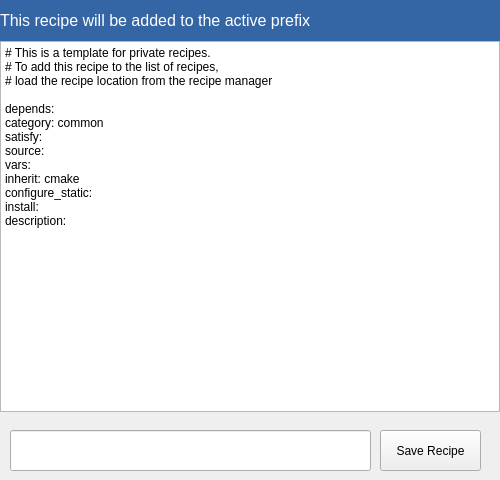
NinjaComics/pybombs-qtgui, file pybombsgui/designer/new_recipe.ui: the form before one commit.
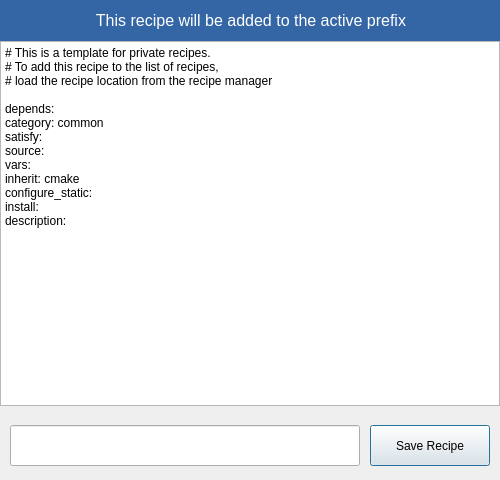
The form after the commit. Icons and pictures are not drawn.

The edit to the form file:
```diff
--- a/pybombsgui/designer/new_recipe.ui
+++ b/pybombsgui/designer/new_recipe.ui
@@ -19,7 +19,7 @@
      <x>0</x>
      <y>41</y>
      <width>500</width>
-     <height>371</height>
+     <height>365</height>
     </rect>
    </property>
    <property name="plainText">
@@ -78,13 +78,16 @@
    <property name="text">
     <string>This recipe will be added to the active prefix</string>
    </property>
+   <property name="alignment">
+    <set>Qt::AlignCenter</set>
+   </property>
   </widget>
   <widget class="QLineEdit" name="lineEdit">
    <property name="geometry">
     <rect>
      <x>10</x>
-     <y>430</y>
-     <width>361</width>
+     <y>425</y>
+     <width>350</width>
      <height>41</height>
     </rect>
    </property>
@@ -92,15 +95,21 @@
   <widget class="QPushButton" name="pushButton_2">
    <property name="geometry">
     <rect>
-     <x>380</x>
-     <y>430</y>
-     <width>101</width>
+     <x>370</x>
+     <y>425</y>
+     <width>120</width>
      <height>41</height>
     </rect>
    </property>
    <property name="text">
     <string>Save Recipe</string>
    </property>
+   <property name="icon">
+    <iconset theme="document-save"/>
+   </property>
+   <property name="default">
+    <bool>true</bool>
+   </property>
   </widget>
  </widget>
  <resources/>
```
